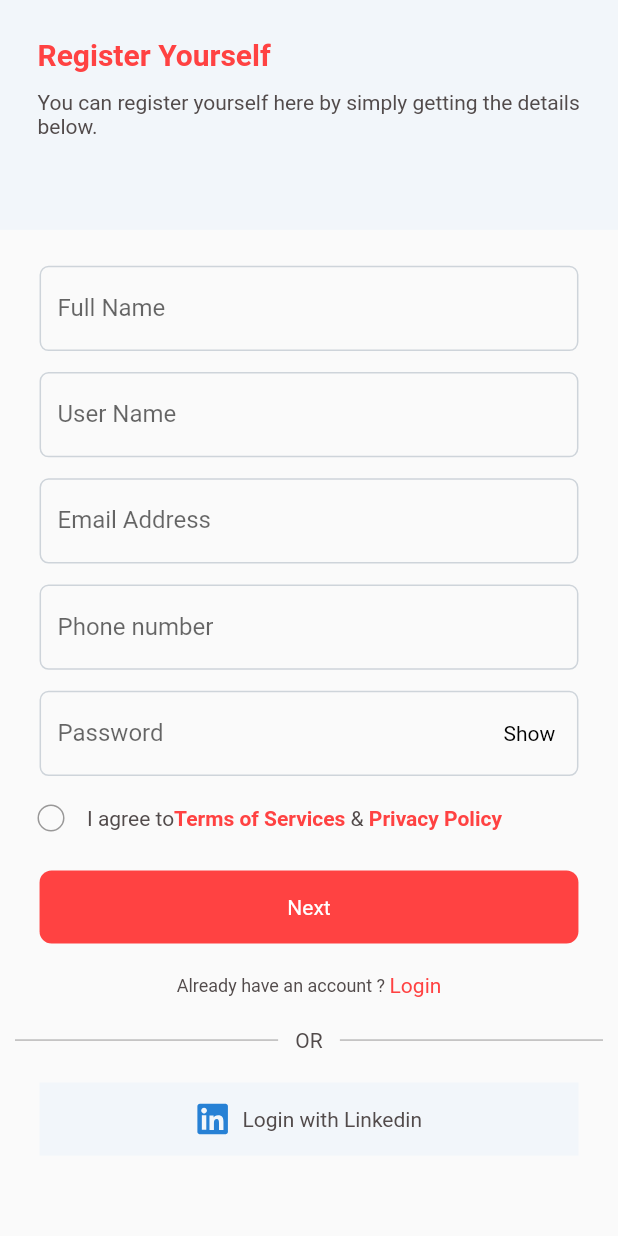
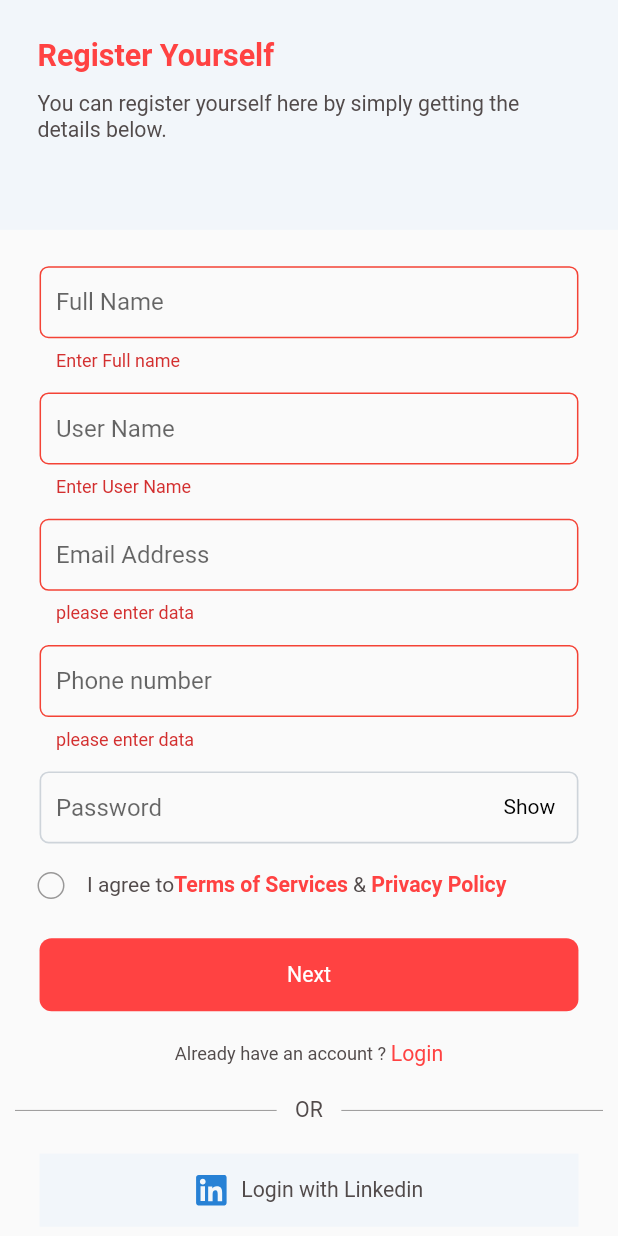
Before and after one commit to DeveloperMaaz/bringme, a Flutter app: the RegisterScreen screen opened by its route, after a tap on "Next", on a phone screen of 412 x 824 dp. Run offline on Flutter 3.47's test engine with Material 2 defaults, Android fonts, the phone set to English and light mode, and no system bars; our stand-ins replace flutter_screenutil, flutter_svg; missing offline and left inert: dart:ffi.

Commit message:
feat/changes done

```diff
--- a/lib/common_widgets/data_input_field.dart
+++ b/lib/common_widgets/data_input_field.dart
@@ -4,21 +4,30 @@ import 'package:flutter_screenutil/flutter_screenutil.dart';
 class DataInputField extends StatelessWidget {
   final String hint;
   final TextEditingController textEditingController;
+  final FormFieldValidator<String>? validation;
 
   const DataInputField(
-      {required this.hint, required this.textEditingController, Key? key})
+      {required this.hint, required this.textEditingController,this.validation, Key? key})
       : super(key: key);
 
   @override
   Widget build(BuildContext context) {
     return SizedBox(
       width: 327.w,
-      height: 56.h,
+     // height: 56.h,
       child: TextFormField(
+        validator: validation,
        // obscuringCharacter: "*",
         obscureText: false,
         controller: textEditingController,
         decoration: InputDecoration(
+          contentPadding:EdgeInsets.symmetric(horizontal: 10.w, vertical: 10.h),
+          errorBorder:const OutlineInputBorder(
+            borderRadius: BorderRadius.all(
+              Radius.circular(6.0),
+            ),
+            borderSide: BorderSide(color: Colors.red, width: 1),
+          ) ,
           enabledBorder: const OutlineInputBorder(
             borderRadius: BorderRadius.all(
               Radius.circular(6.0),
--- a/lib/common_widgets/divider_widget.dart
+++ b/lib/common_widgets/divider_widget.dart
@@ -1,5 +1,6 @@
 import 'package:alterwis/common_widgets/text_widget.dart';
 import 'package:flutter/material.dart';
+import 'package:flutter_screenutil/flutter_screenutil.dart';
 
 class ReUseDivider extends StatelessWidget {
   const ReUseDivider({Key? key}) : super(key: key);
@@ -7,17 +8,17 @@ class ReUseDivider extends StatelessWidget {
   @override
   Widget build(BuildContext context) {
     return Row(
-      children: const [
-        Expanded(
+      children:  [
+        const Expanded(
           child: Divider(
             color: Color(0xff999898),
           ),
         ),
         Padding(
-          padding: EdgeInsets.symmetric(horizontal: 8.0),
-          child: Heading(text: " OR ", type: HeadingType.s,),
+          padding: EdgeInsets.symmetric(horizontal: 8.w),
+          child: const Heading(text: " OR ", type: HeadingType.s,),
         ),
-        Expanded(
+        const Expanded(
           child: Divider(
             color: Color(0xff999898),
           ),
--- a/lib/common_widgets/forget_pass_container.dart
+++ b/lib/common_widgets/forget_pass_container.dart
@@ -21,8 +21,8 @@ class PasswordVerificationContainer extends StatelessWidget {
         child: Column(
           crossAxisAlignment: CrossAxisAlignment.start,
           children: [
-            const SizedBox(
-              height: 10.0,
+             SizedBox(
+              height: 10.h,
             ),
             GestureDetector(
               onTap: () {
--- a/lib/common_widgets/password_input..dart
+++ b/lib/common_widgets/password_input..dart
@@ -3,63 +3,86 @@ import 'dart:ffi';
 import 'package:flutter/material.dart';
 import 'package:flutter_screenutil/flutter_screenutil.dart';
 
+class PasswordField extends StatefulWidget {
+  final String hintPassword;
+  final TextEditingController passController;
+  final FormFieldValidator<String>? validation;
 
-class PasswordField extends StatefulWidget {
-  String hintPassword;
-  TextEditingController passController=TextEditingController();
-   PasswordField({required this.passController,this.hintPassword="Password",Key? key}) : super(key: key);
+  const PasswordField(
+      {required this.passController,
+      this.hintPassword = "Password",
+      this.validation,
+      Key? key})
+      : super(key: key);
 
   @override
   State<PasswordField> createState() => _PasswordFieldState();
 }
 
 class _PasswordFieldState extends State<PasswordField> {
-   bool valueBool=true;
+  bool valueBool = true;
+
+
+
   @override
   Widget build(BuildContext context) {
     return SizedBox(
         width: 327.w,
-      height: 56.h,
-      child: Stack(children: [
+        //height: 56.h,
+        child: Stack(
+          children: [
             TextFormField(
               controller: widget.passController,
               obscuringCharacter: "*",
               obscureText: valueBool,
-          decoration:  InputDecoration(
-            enabledBorder: const OutlineInputBorder(
+              validator: widget.validation,
+
+              decoration: InputDecoration(
+
+                contentPadding: EdgeInsets.symmetric(horizontal: 10.w, vertical: 10.h),
+
+                errorBorder:  OutlineInputBorder(
                   borderRadius: BorderRadius.all(
-                Radius.circular(6.0),
+                    Radius.circular(6.r),
                   ),
-              borderSide: BorderSide(color: Color(0xffced4da), width: 1),
+                  borderSide: BorderSide(color: Colors.red, width: 1.w),
                 ),
-            focusedBorder: const OutlineInputBorder(
+                enabledBorder:  OutlineInputBorder(
                   borderRadius: BorderRadius.all(
-                Radius.circular(6.0),
+                    Radius.circular(6.r),
                   ),
-              borderSide: BorderSide(color: Color(0xff082F69), width: 1),
+                  borderSide: BorderSide(color: const Color(0xffced4da), width: 1.w),
+                ),
+                focusedBorder:  OutlineInputBorder(
+                  borderRadius: BorderRadius.all(
+                    Radius.circular(6.r),
+                  ),
+                  borderSide: BorderSide(color: const Color(0xff082F69), width: 1.r),
                 ),
                 //  contentPadding: const EdgeInsets.only(left: 10, right: 10),
                 fillColor: Colors.transparent,
                 // label: Text("data"),
                 hintText: widget.hintPassword,
+               // contentPadding: const EdgeInsets.only(top: 10.0, left: 10.0),
               ),
             ),
             Padding(
-           padding:  EdgeInsets.only(right: 14.w),
+              padding:EdgeInsets.only(right: 14.w,top: 15.h),
               child: Align(
                   alignment: Alignment.centerRight,
                   child: InkWell(
-                onTap: (){
+                    onTap: () {
                       setState(() {
-                    valueBool=!valueBool;
-
+                        valueBool = !valueBool;
                       });
                     },
-                child:  const Text("Show",style: TextStyle(color: Colors.black),),)
-
+                    child: const Text(
+                      "Show",
+                      style: TextStyle(color: Colors.black),
                     ),
+                  )),
             ),
-      ],)
-    );
+          ],
+        ));
   }
 }
--- a/lib/common_widgets/text_widget.dart
+++ b/lib/common_widgets/text_widget.dart
@@ -1,4 +1,5 @@
 import 'package:flutter/material.dart';
+import 'package:flutter_screenutil/flutter_screenutil.dart';
 
 enum HeadingType {
   xxl,
@@ -16,14 +17,14 @@ class Heading extends StatelessWidget {
   final Color color;
   final FontWeight weight;
 
-  const Heading({
-    Key? key,
-    required this.text,
-    required this.type,
-    this.maxLines,
-    this.color = const Color(0xff524B4B),
-    this.weight = FontWeight.w400
-  }) : super(key: key);
+  const Heading(
+      {Key? key,
+      required this.text,
+      required this.type,
+      this.maxLines,
+      this.color = const Color(0xff524B4B),
+      this.weight = FontWeight.w400})
+      : super(key: key);
 
   @override
   Widget build(BuildContext context) {
@@ -31,25 +32,25 @@ class Heading extends StatelessWidget {
       text,
       maxLines: maxLines,
       style: type == HeadingType.xs
-          ? TextStyle(fontSize: 12, color: color, fontWeight: weight)
+          ? TextStyle(fontSize: 12.sp, color: color, fontWeight: weight)
           : type == HeadingType.s
-              ? TextStyle(fontSize: 14, color: color, fontWeight: weight)
+              ? TextStyle(fontSize: 14.sp, color: color, fontWeight: weight)
               : type == HeadingType.n
-                  ? TextStyle(fontSize: 17, color: color, fontWeight: weight)
+                  ? TextStyle(fontSize: 17.sp, color: color, fontWeight: weight)
                   : type == HeadingType.l
                       ? TextStyle(
-                          fontSize: 20, color: color, fontWeight: weight)
+                          fontSize: 20.sp, color: color, fontWeight: weight)
                       : type == HeadingType.xl
                           ? TextStyle(
-                              fontSize: 24, color: color, fontWeight: weight)
+                              fontSize: 24.sp, color: color, fontWeight: weight)
                           : type == HeadingType.xxl
                               ? TextStyle(
-                                  fontSize: 28,
+                                  fontSize: 28.sp,
                                   color: color,
                                   fontWeight: weight)
                               //fontWeight: FontWeight.bold)
                               : TextStyle(
-                                  fontSize: 30,
+                                  fontSize: 30.sp,
                                   color: color,
                                   fontWeight: weight),
     );
--- a/lib/ui_screens/register_screen.dart
+++ b/lib/ui_screens/register_screen.dart
@@ -2,7 +2,6 @@ import 'package:alterwis/common_widgets/data_input_field.dart';
 import 'package:alterwis/common_widgets/password_input..dart';
 import 'package:flutter/material.dart';
 import 'package:flutter_screenutil/flutter_screenutil.dart';
-
 import '../common_widgets/app_primary_button.dart';
 import '../common_widgets/checkbox_widget.dart';
 import '../common_widgets/divider_widget.dart';
@@ -19,7 +18,10 @@ class RegisterScreen extends StatelessWidget {
     TextEditingController emailAddress = TextEditingController();
     TextEditingController phoneNumber = TextEditingController();
     TextEditingController passwordController = TextEditingController();
+    final _formKey = GlobalKey<FormState>();
     return SafeArea(
+      child: Form(
+        key: _formKey,
         child: Scaffold(
           resizeToAvoidBottomInset: true,
           body: SingleChildScrollView(
@@ -34,17 +36,17 @@ class RegisterScreen extends StatelessWidget {
                     padding: const EdgeInsets.all(25.0),
                     child: Column(
                       crossAxisAlignment: CrossAxisAlignment.start,
-                    children: const [
-                      Heading(
+                      children: [
+                        const Heading(
                           text: "Register Yourself",
                           type: HeadingType.l,
                           color: Color(0xffFF4242),
                           weight: FontWeight.bold,
                         ),
                         SizedBox(
-                        height: 12.0,
+                          height: 12.h,
                         ),
-                      Heading(
+                        const Heading(
                           text:
                               "You can register yourself here by simply getting the details below.",
                           type: HeadingType.s,
@@ -58,69 +60,108 @@ class RegisterScreen extends StatelessWidget {
                   child: SingleChildScrollView(
                     child: Column(
                       children: [
-                      const SizedBox(
-                        height: 14,
+                        SizedBox(
+                          height: 14.h,
                         ),
                         DataInputField(
-                          hint: "Full Name", textEditingController: fullName),
-                      const SizedBox(
-                        height: 14,
+                            validation: (val) {
+                              if (val!.isEmpty) {
+                                return "Enter Full name";
+                              }
+                              return null;
+                            },
+                            hint: "Full Name",
+                            textEditingController: fullName),
+                        SizedBox(
+                          height: 14.h,
                         ),
                         DataInputField(
-                          hint: "User Name", textEditingController: userName),
-                      const SizedBox(
-                        height: 14,
+                            validation: (val) {
+                              if (val!.isEmpty) {
+                                return "Enter User Name";
+                              }
+                              return null;
+                            },
+                            hint: "User Name",
+                            textEditingController: userName),
+                        SizedBox(
+                          height: 14.h,
                         ),
                         DataInputField(
+                            validation: (val) {
+                              if (val!.isEmpty) {
+                                return "please enter data";
+                              }
+                              return null;
+                            },
                             hint: "Email Address",
                             textEditingController: emailAddress),
-                      const SizedBox(
-                        height: 14,
+                        SizedBox(
+                          height: 14.h,
                         ),
                         DataInputField(
-                          hint: "Phone number", textEditingController: phoneNumber),
-                      const SizedBox(
-                        height: 14,
+                            validation: (val) {
+                              if (val!.isEmpty) {
+                                return "please enter data";
+                              }
+                              return null;
+                            },
+                            hint: "Phone number",
+                            textEditingController: phoneNumber),
+                        SizedBox(
+                          height: 14.h,
                         ),
                         PasswordField(passController: passwordController),
-                      const SizedBox(
-                        height: 4,
+                        SizedBox(
+                          height: 4.h,
                         ),
                         Row(
                           children: [
                             const ReUseCheckBox(),
                             RichText(
-                            text: const TextSpan(
+                              text: TextSpan(
                                   text: "I agree to",
-                                style: TextStyle(color: Color(0xff524B4B)),
+                                  style:
+                                      TextStyle(color: const Color(0xff524B4B)),
                                   children: <TextSpan>[
                                     TextSpan(
                                       text: "Terms of Services",
                                       style: TextStyle(
-                                        color: Color(0xffFF4242),
-                                        fontSize: 14,
+                                          color: const Color(0xffFF4242),
+                                          fontSize: 14.sp,
                                           fontWeight: FontWeight.bold),
                                     ),
-                                  TextSpan(
+                                    const TextSpan(
                                         text: " & ",
-                                      style: TextStyle(color: Color(0xff524B4B))),
+                                        style: TextStyle(
+                                            color: Color(0xff524B4B))),
                                     TextSpan(
                                       text: "Privacy Policy",
                                       style: TextStyle(
                                           color: Color(0xffFF4242),
-                                        fontSize: 14,
+                                          fontSize: 14.sp,
                                           fontWeight: FontWeight.bold),
                                     ),
                                   ]),
                             ),
                           ],
                         ),
-                      const SizedBox(
-                        height: 11.0,
+                        SizedBox(
+                          height: 11.h,
                         ),
-                       PrimaryButton(text: "Next",onTap: (){}),
-                      const SizedBox(
-                        height: 20.0,
+                        PrimaryButton(
+                            text: "Next",
+                            onTap: () {
+                              if (_formKey.currentState!.validate()) {
+                                ///Temporary for checking purpose
+                                ScaffoldMessenger.of(context).showSnackBar(
+                                  const SnackBar(
+                                      content: Text('Processing Data')),
+                                );
+                              }
+                            }),
+                        SizedBox(
+                          height: 20.h,
                         ),
                         Row(
                           mainAxisAlignment: MainAxisAlignment.center,
@@ -157,6 +198,7 @@ class RegisterScreen extends StatelessWidget {
             ),
           ),
         ),
+      ),
     );
   }
 }
--- a/lib/ui_screens/splash_screen.dart
+++ b/lib/ui_screens/splash_screen.dart
@@ -13,7 +13,7 @@ class _SplashScreenState extends State<SplashScreen> {
   void initState() {
     super.initState();
     Future.delayed(
-        const Duration(seconds:4),(){
+        const Duration(seconds:3),(){
 
           Navigator.pushNamed(context, "login");
     });
@@ -23,7 +23,8 @@ class _SplashScreenState extends State<SplashScreen> {
   @override
   Widget build(BuildContext context) {
 
-    return Scaffold(
+    return SafeArea(
+      child: Scaffold(
         backgroundColor: Colors.white,
         body: Stack(
           children: [
@@ -60,6 +61,7 @@ class _SplashScreenState extends State<SplashScreen> {
             ),
           ],
         ),
+      ),
     );
   }
 }
--- a/lib/ui_screens/verification_code_screen.dart
+++ b/lib/ui_screens/verification_code_screen.dart
@@ -30,8 +30,8 @@ class VerificationCodeScreen extends StatelessWidget {
                 child: Column(
                   crossAxisAlignment: CrossAxisAlignment.start,
                   children: [
-                    const SizedBox(
-                      height: 20.0,
+                    SizedBox(
+                      height: 20.h,
                     ),
                     Row(
                       mainAxisAlignment: MainAxisAlignment.spaceEvenly,
```
Also changed, not shown: lib/common_widgets/verification_code_input.dart (+7 -7 lines), lib/ui_screens/create_new_password_screen.dart (+4 -4 lines), lib/ui_screens/forget_password_screen.dart (+23 -8 lines), lib/ui_screens/login_screen.dart (+46 -17 lines). Lines whose indentation alone changed are shown as unchanged.
